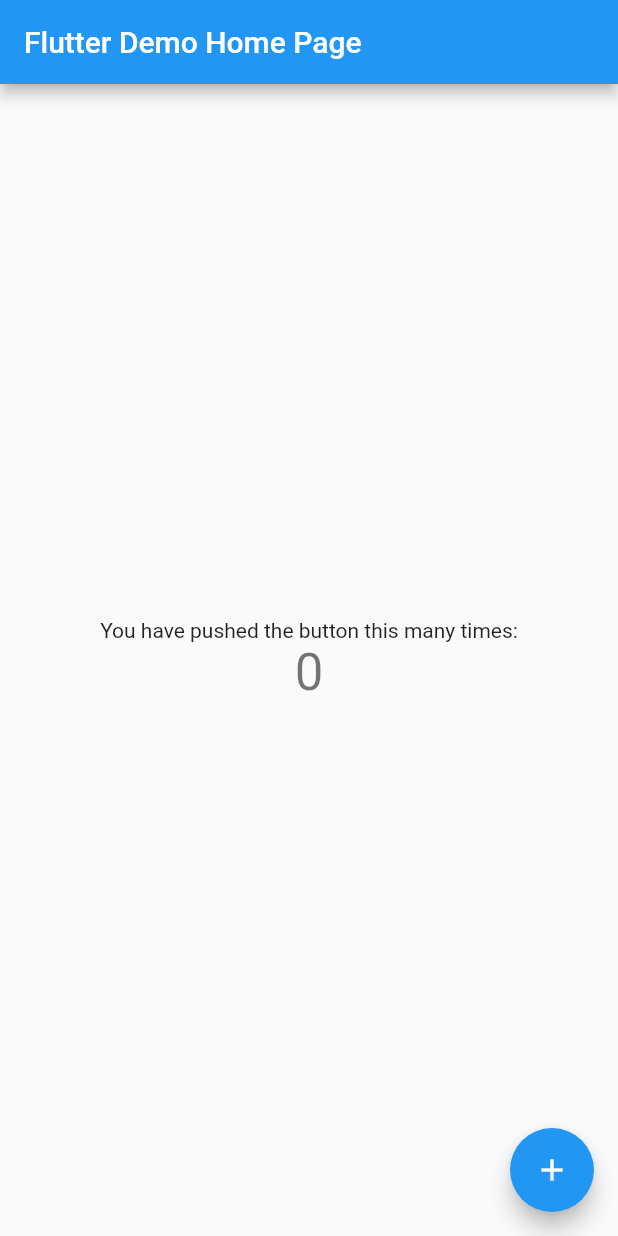
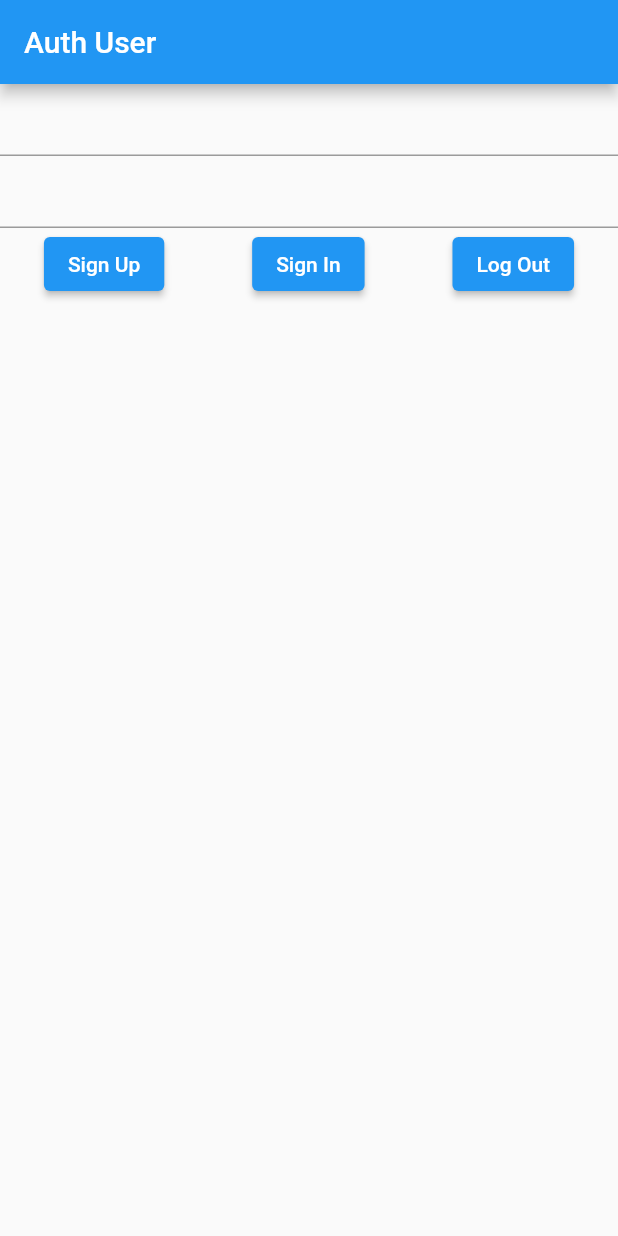
Before and after one commit to kmjaman/flutter-signin, a Flutter app: the screen it shows after launch, on a phone screen of 412 x 824 dp. Run offline on Flutter 3.47's test engine with Material 2 defaults, Android fonts, the phone set to English and light mode, and no system bars.

Commit message:
added sign screen

```diff
--- a/lib/main.dart
+++ b/lib/main.dart
@@ -1,113 +1,47 @@
 import 'package:flutter/material.dart';
 
 void main() {
-  runApp(MyApp());
+  runApp(AuthApp());
 }
 
-class MyApp extends StatelessWidget {
-  // This widget is the root of your application.
+class AuthApp extends StatefulWidget {
+  const AuthApp({ Key? key }) : super(key: key);
+
+  @override
+  _AuthAppState createState() => _AuthAppState();
+}
+
+class _AuthAppState extends State<AuthApp> {
+
+  final email = TextEditingController();
+  final pass = TextEditingController();
+
+
+
   @override
   Widget build(BuildContext context) {
     return MaterialApp(
-      title: 'Flutter Demo',
-      theme: ThemeData(
-        // This is the theme of your application.
-        //
-        // Try running your application with "flutter run". You'll see the
-        // application has a blue toolbar. Then, without quitting the app, try
-        // changing the primarySwatch below to Colors.green and then invoke
-        // "hot reload" (press "r" in the console where you ran "flutter run",
-        // or simply save your changes to "hot reload" in a Flutter IDE).
-        // Notice that the counter didn't reset back to zero; the application
-        // is not restarted.
-        primarySwatch: Colors.blue,
-      ),
-      home: MyHomePage(title: 'Flutter Demo Home Page'),
-    );
-  }
-}
-
-class MyHomePage extends StatefulWidget {
-  MyHomePage({Key? key, required this.title}) : super(key: key);
-
-  // This widget is the home page of your application. It is stateful, meaning
-  // that it has a State object (defined below) that contains fields that affect
-  // how it looks.
-
-  // This class is the configuration for the state. It holds the values (in this
-  // case the title) provided by the parent (in this case the App widget) and
-  // used by the build method of the State. Fields in a Widget subclass are
-  // always marked "final".
-
-  final String title;
-
-  @override
-  _MyHomePageState createState() => _MyHomePageState();
-}
-
-class _MyHomePageState extends State<MyHomePage> {
-  int _counter = 0;
-
-  void _incrementCounter() {
-    setState(() {
-      // This call to setState tells the Flutter framework that something has
-      // changed in this State, which causes it to rerun the build method below
-      // so that the display can reflect the updated values. If we changed
-      // _counter without calling setState(), then the build method would not be
-      // called again, and so nothing would appear to happen.
-      _counter++;
-    });
-  }
-
-  @override
-  Widget build(BuildContext context) {
-    // This method is rerun every time setState is called, for instance as done
-    // by the _incrementCounter method above.
-    //
-    // The Flutter framework has been optimized to make rerunning build methods
-    // fast, so that you can just rebuild anything that needs updating rather
-    // than having to individually change instances of widgets.
-    return Scaffold(
+      home: Scaffold(
         appBar: AppBar(
-        // Here we take the value from the MyHomePage object that was created by
-        // the App.build method, and use it to set our appbar title.
-        title: Text(widget.title),
+          title: Text('Auth User'),
         ),
         body: Center(
-        // Center is a layout widget. It takes a single child and positions it
-        // in the middle of the parent.
           child: Column(
-          // Column is also a layout widget. It takes a list of children and
-          // arranges them vertically. By default, it sizes itself to fit its
-          // children horizontally, and tries to be as tall as its parent.
-          //
-          // Invoke "debug painting" (press "p" in the console, choose the
-          // "Toggle Debug Paint" action from the Flutter Inspector in Android
-          // Studio, or the "Toggle Debug Paint" command in Visual Studio Code)
-          // to see the wireframe for each widget.
-          //
-          // Column has various properties to control how it sizes itself and
-          // how it positions its children. Here we use mainAxisAlignment to
-          // center the children vertically; the main axis here is the vertical
-          // axis because Columns are vertical (the cross axis would be
-          // horizontal).
-          mainAxisAlignment: MainAxisAlignment.center,
-          children: <Widget>[
-            Text(
-              'You have pushed the button this many times:',
-            ),
-            Text(
-              '$_counter',
-              style: Theme.of(context).textTheme.headline4,
+            children: [
+              TextField(controller: email),
+              TextField(controller: pass),
+              Row(
+                mainAxisAlignment: MainAxisAlignment.spaceAround,
+                children: [
+                  ElevatedButton(onPressed: () {}, child: Text('Sign Up')),
+                  ElevatedButton(onPressed: () {}, child: Text('Sign In')),
+                  ElevatedButton(onPressed: () {}, child: Text('Log Out')),
+                ],
               ),
             ],
           ),
         ),
-      floatingActionButton: FloatingActionButton(
-        onPressed: _incrementCounter,
-        tooltip: 'Increment',
-        child: Icon(Icons.add),
-      ), // This trailing comma makes auto-formatting nicer for build methods.
+      ),
     );
   }
 }
--- a/pubspec.yaml
+++ b/pubspec.yaml
@@ -28,6 +28,8 @@ dependencies:
   # The following adds the Cupertino Icons font to your application.
   # Use with the CupertinoIcons class for iOS style icons.
   cupertino_icons: ^1.0.2
+  firebase_core: ^1.5.0
+  firebase_auth: ^3.0.2
 
 dev_dependencies:
   flutter_test:
```
Also changed, not shown: pubspec.lock, 6 other files. Lines whose indentation alone changed are shown as unchanged.
